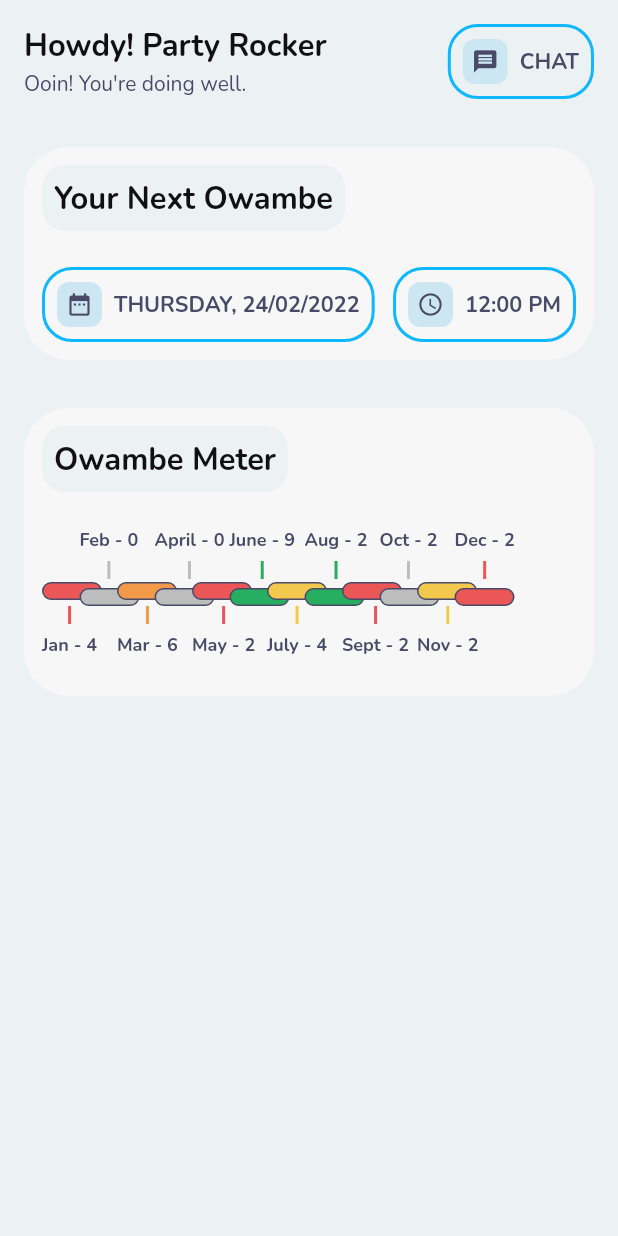
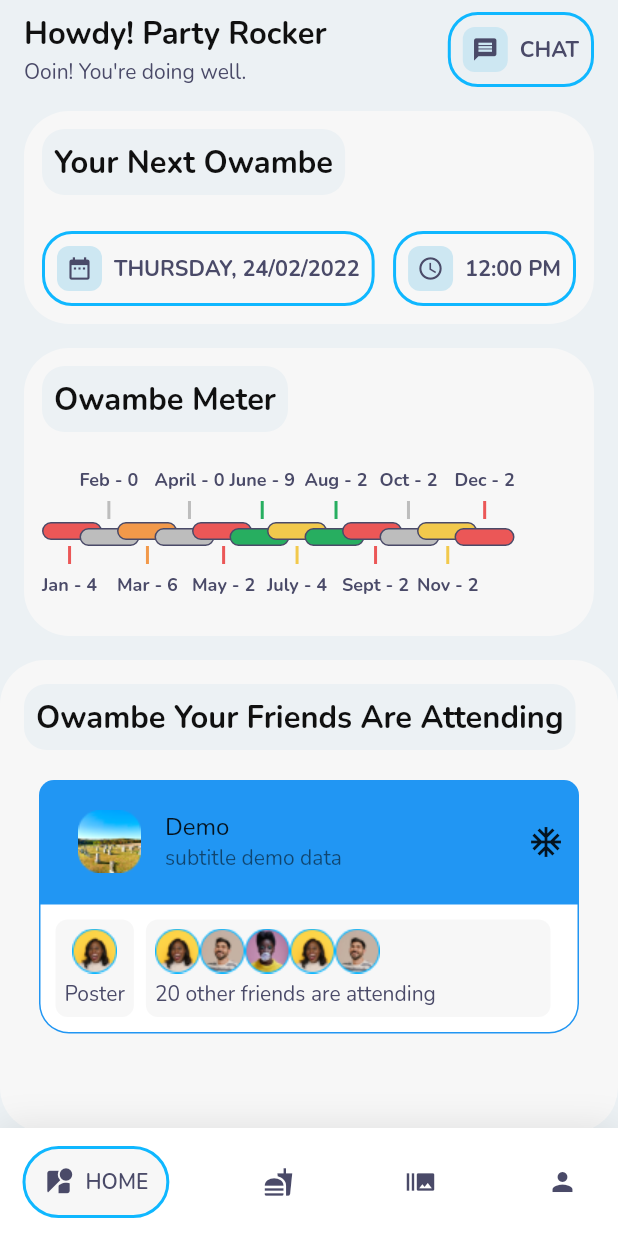
Before and after one commit to DeveloperMaleek/Owambe-Mobile-App, a Flutter app: the DashboardPage screen opened by its route, on a phone screen of 412 x 824 dp. Run offline on Flutter 3.47's test engine with Material 2 defaults, Android fonts, the phone set to English and light mode, and no system bars; drawn by our look-alikes of accordion, google_nav_bar; our stand-ins replace date_field, google_fonts.

Commit message:
bottom navigation solved

```diff
--- a/lib/components/navigation.dart
+++ b/lib/components/navigation.dart
@@ -33,8 +33,7 @@ class _BottomNavigationState extends State<BottomNavigation> {
   ];
   @override
   Widget build(BuildContext context) {
-    return Scaffold(
-      bottomNavigationBar: Container(
+    return Container(
       decoration: BoxDecoration(
         color: Colors.white,
         boxShadow: [
@@ -93,7 +92,6 @@ class _BottomNavigationState extends State<BottomNavigation> {
           ),
         ),
       ),
-      ),
     );
   }
 }
--- /dev/null
+++ b/lib/components/owambe_snippet.dart
@@ -0,0 +1,82 @@
+import 'package:accordion/accordion.dart';
+import 'package:flutter/material.dart';
+import 'package:owambe_app/constants/colors.dart' as color;
+import '../constants/titles.dart' as text_content;
+import 'package:accordion/accordion.dart';
+
+class OwambeSnippet extends StatelessWidget {
+  const OwambeSnippet({Key? key}) : super(key: key);
+
+  @override
+  Widget build(BuildContext context) {
+    return Accordion(
+      maxOpenSections: 1,
+      children: [
+        AccordionSection(
+            rightIcon: Icon(Icons.ac_unit),
+            isOpen: true,
+            header: ListTile(
+              leading: Image(
+                image: AssetImage("images/bigpic1.png"),
+                width: 42,
+                height: 42,
+              ),
+              title: Text("Demo"),
+              subtitle: Text("subtitle demo data"),
+            ),
+            content: Container(
+              child: Row(
+                children: [
+                  Container(
+                    decoration: BoxDecoration(
+                        color: color.AppColor.lightBackgroundColor,
+                        borderRadius: BorderRadius.circular(8)),
+                    margin: EdgeInsets.fromLTRB(0, 0, 8, 0),
+                    padding: EdgeInsets.all(6),
+                    child: Column(
+                      children: [
+                        Image(image: AssetImage("images/pic1.png")),
+                        SizedBox(
+                          height: 4,
+                        ),
+                        text_content.ContentSubtitles(
+                          subtitle: "Poster",
+                        )
+                      ],
+                    ),
+                  ),
+                  Expanded(
+                      child: Container(
+                    decoration: BoxDecoration(
+                        color: color.AppColor.lightBackgroundColor,
+                        borderRadius: BorderRadius.circular(8)),
+                    margin: EdgeInsets.fromLTRB(0, 0, 8, 0),
+                    padding: EdgeInsets.all(6),
+                    child: Column(
+                      crossAxisAlignment: CrossAxisAlignment.start,
+                      children: [
+                        Row(
+                          children: [
+                            Image(image: AssetImage("images/pic1.png")),
+                            Image(image: AssetImage("images/pic2.png")),
+                            Image(image: AssetImage("images/pic3.png")),
+                            Image(image: AssetImage("images/pic1.png")),
+                            Image(image: AssetImage("images/pic2.png")),
+                          ],
+                        ),
+                        SizedBox(
+                          height: 4,
+                        ),
+                        text_content.ContentSubtitles(
+                          subtitle: "20 other friends are attending",
+                        )
+                      ],
+                    ),
+                  )),
+                ],
+              ),
+            ))
+      ],
+    );
+  }
+}
--- a/lib/dashboard.dart
+++ b/lib/dashboard.dart
@@ -2,7 +2,8 @@ import 'package:flutter/material.dart';
 import 'package:owambe_app/constants/colors.dart' as color;
 import 'components/navigation.dart' as menu_bar;
 import 'constants/titles.dart' as text_content;
-import 'components/meters.dart' as meter;
+import '../components/meters.dart' as meter;
+import '../components/owambe_snippet.dart' as owambe_snippet;
 
 class DashboardPage extends StatefulWidget {
   const DashboardPage({Key? key}) : super(key: key);
@@ -21,15 +22,37 @@ class _DashboardPageState extends State<DashboardPage> {
     return Scaffold(
       backgroundColor: color.AppColor.accent,
       body: ListView(
-        children: [_sectionOne(), _sectionTwo(), _sectionThree()],
+        children: [
+          _sectionOne(),
+          _sectionTwo(),
+          _sectionThree(),
+          _sectionFour()
+        ],
       ),
-      // bottomNavigationBar: const menu_bar.BottomNavigation(),
+      bottomNavigationBar: const menu_bar.BottomNavigation(),
+    );
+  }
+
+  Widget _sectionFour() {
+    return Container(
+      padding: EdgeInsets.all(16),
+      decoration: BoxDecoration(
+          color: color.AppColor.lightBackgroundColor,
+          borderRadius: BorderRadius.circular(30)),
+      child: Column(
+        crossAxisAlignment: CrossAxisAlignment.start,
+        children: [
+          const text_content.ContentTitles(
+              title: "Owambe Your Friends Are Attending"),
+          owambe_snippet.OwambeSnippet(),
+        ],
+      ),
     );
   }
 
   Widget _sectionThree() {
     return Padding(
-      padding: const EdgeInsets.all(16.0),
+      padding: const EdgeInsets.fromLTRB(16.0, 8, 16.0, 16),
       child: Container(
         decoration: BoxDecoration(
             color: color.AppColor.lightBackgroundColor,
@@ -52,7 +75,7 @@ class _DashboardPageState extends State<DashboardPage> {
 
   Widget _sectionTwo() {
     return Padding(
-      padding: const EdgeInsets.all(16.0),
+      padding: const EdgeInsets.fromLTRB(16.0, 8, 16.0, 8),
       child: Container(
         decoration: BoxDecoration(
             color: color.AppColor.lightBackgroundColor,
@@ -86,7 +109,7 @@ class _DashboardPageState extends State<DashboardPage> {
 
   Widget _sectionOne() {
     return Padding(
-      padding: const EdgeInsets.all(16.0),
+      padding: const EdgeInsets.fromLTRB(16.0, 8, 16.0, 8),
       child: Row(
         crossAxisAlignment: CrossAxisAlignment.center,
         children: [
```
Also changed, not shown: pubspec.yaml (+7 -3 lines), images/bigpic1.png (added), images/bigpic2.png (added), images/pic1.png (added), images/pic2.png (added), images/pic3.png (added), pubspec.lock. Lines whose indentation alone changed are shown as unchanged.
